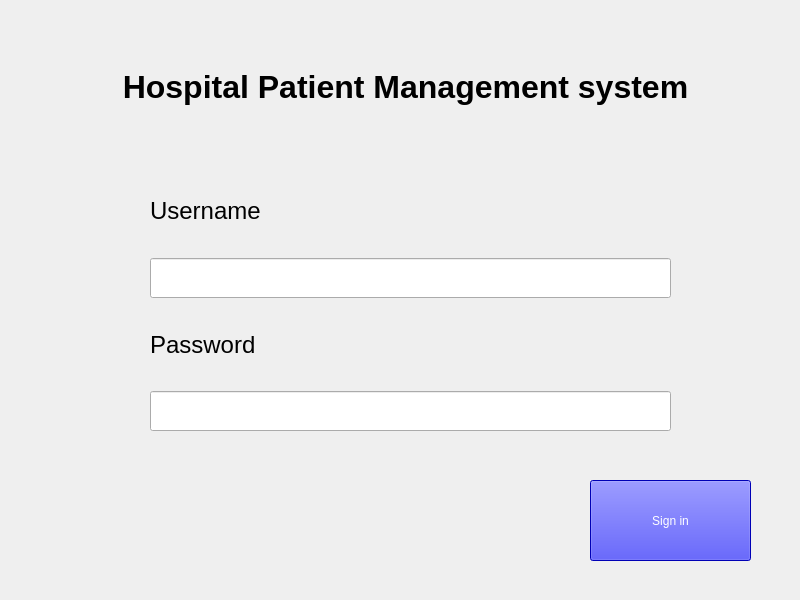
Before: the Qt Designer form login.ui in Nadahossam98/projectlab, drawn with Qt 5.
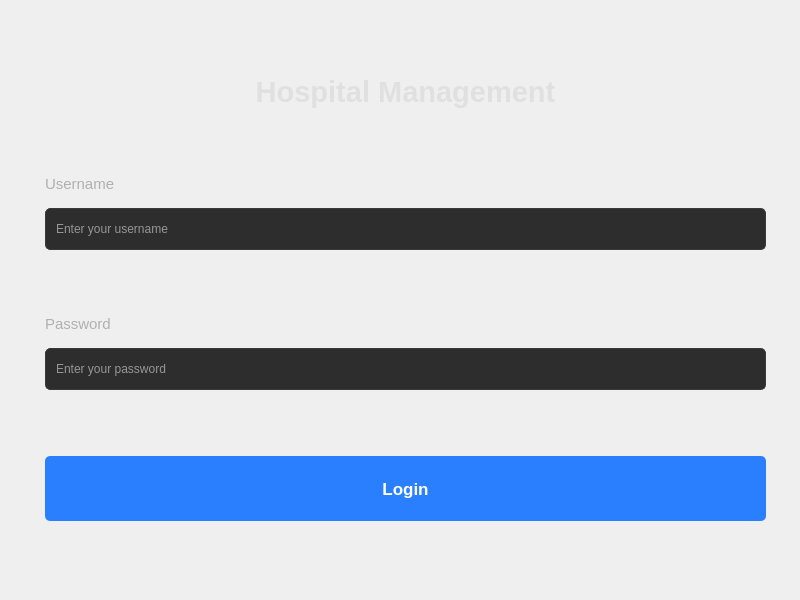
After: the same form once the commit is applied.

The edit to the form file:
```diff
--- a/login.ui
+++ b/login.ui
@@ -13,106 +13,219 @@
   <property name="windowTitle">
    <string>Login</string>
   </property>
-  <widget class="QLabel" name="label_3">
+  <property name="styleSheet">
+   <string notr="true">
+     /* Main window */
+     QMainWindow {
+       background-color: #1e1e1e;
+     }
+     
+     /* Labels */
+     QLabel {
+       color: #e0e0e0;
+     }
+     
+     /* Line edits */
+     QLineEdit {
+       background-color: #2d2d2d;
+       border: 1px solid #3a3a3a;
+       border-radius: 5px;
+       padding: 8px;
+       color: #ffffff;
+       selection-background-color: #3a6da4;
+     }
+     
+     QLineEdit:focus {
+       border: 1px solid #4a90d9;
+     }
+     
+     /* Push button */
+     QPushButton {
+       background-color: #2a7fff;
+       color: white;
+       border: none;
+       border-radius: 5px;
+       padding: 10px;
+       min-height: 45px;
+     }
+     
+     QPushButton:hover {
+       background-color: #3a8fff;
+     }
+     
+     QPushButton:pressed {
+       background-color: #1a6fe5;
+     }
+   </string>
+  </property>
+  <widget class="QWidget" name="centralwidget">
    <property name="geometry">
     <rect>
-     <x>50</x>
-     <y>60</y>
-     <width>711</width>
-     <height>53</height>
+     <x>20</x>
+     <y>0</y>
+     <width>771</width>
+     <height>596</height>
     </rect>
    </property>
-   <property name="font">
-    <font>
-     <pointsize>24</pointsize>
-     <bold>true</bold>
-    </font>
-   </property>
-   <property name="text">
-    <string>Hospital Patient Management system</string>
-   </property>
-   <property name="alignment">
-    <set>Qt::AlignmentFlag::AlignCenter</set>
-   </property>
-  </widget>
-  <widget class="QPushButton" name="loginButton">
-   <property name="geometry">
-    <rect>
-     <x>590</x>
-     <y>480</y>
-     <width>161</width>
-     <height>81</height>
-    </rect>
-   </property>
-   <property name="minimumSize">
-    <size>
-     <width>0</width>
-     <height>50</height>
-    </size>
-   </property>
-   <property name="styleSheet">
-    <string notr="true">background-color: blue; color: white;</string>
-   </property>
-   <property name="text">
-    <string>Sign in</string>
-   </property>
-  </widget>
-  <widget class="QWidget" name="">
-   <property name="geometry">
-    <rect>
-     <x>150</x>
-     <y>170</y>
-     <width>521</width>
-     <height>261</height>
-    </rect>
-   </property>
-   <layout class="QGridLayout" name="gridLayout">
-    <item row="3" column="0">
+   <layout class="QVBoxLayout" name="verticalLayout">
+    <property name="spacing">
+     <number>15</number>
+    </property>
+    <property name="margin" stdset="0">
+     <number>25</number>
+    </property>
+    <item>
+     <spacer name="topSpacer">
+      <property name="orientation">
+       <enum>Qt::Orientation::Vertical</enum>
+      </property>
+      <property name="sizeHint" stdset="0">
+       <size>
+        <width>20</width>
+        <height>30</height>
+       </size>
+      </property>
+     </spacer>
+    </item>
+    <item>
+     <widget class="QLabel" name="titleLabel">
+      <property name="font">
+       <font>
+        <pointsize>22</pointsize>
+        <bold>true</bold>
+       </font>
+      </property>
+      <property name="text">
+       <string>Hospital Management</string>
+      </property>
+      <property name="alignment">
+       <set>Qt::AlignmentFlag::AlignCenter</set>
+      </property>
+     </widget>
+    </item>
+    <item>
+     <spacer name="preFieldsSpacer">
+      <property name="orientation">
+       <enum>Qt::Orientation::Vertical</enum>
+      </property>
+      <property name="sizeHint" stdset="0">
+       <size>
+        <width>20</width>
+        <height>40</height>
+       </size>
+      </property>
+     </spacer>
+    </item>
+    <item>
+     <widget class="QLabel" name="usernameLabel">
+      <property name="font">
+       <font>
+        <pointsize>11</pointsize>
+       </font>
+      </property>
+      <property name="styleSheet">
+       <string notr="true">color: #b0b0b0;</string>
+      </property>
+      <property name="text">
+       <string>Username</string>
+      </property>
+     </widget>
+    </item>
+    <item>
+     <widget class="QLineEdit" name="usernameInput">
+      <property name="minimumSize">
+       <size>
+        <width>0</width>
+        <height>42</height>
+       </size>
+      </property>
+      <property name="placeholderText">
+       <string>Enter your username</string>
+      </property>
+     </widget>
+    </item>
+    <item>
+     <spacer name="betweenFieldsSpacer">
+      <property name="orientation">
+       <enum>Qt::Orientation::Vertical</enum>
+      </property>
+      <property name="sizeHint" stdset="0">
+       <size>
+        <width>20</width>
+        <height>20</height>
+       </size>
+      </property>
+     </spacer>
+    </item>
+    <item>
+     <widget class="QLabel" name="passwordLabel">
+      <property name="font">
+       <font>
+        <pointsize>11</pointsize>
+       </font>
+      </property>
+      <property name="styleSheet">
+       <string notr="true">color: #b0b0b0;</string>
+      </property>
+      <property name="text">
+       <string>Password</string>
+      </property>
+     </widget>
+    </item>
+    <item>
      <widget class="QLineEdit" name="passwordInput">
       <property name="minimumSize">
        <size>
         <width>0</width>
-        <height>40</height>
+        <height>42</height>
        </size>
       </property>
       <property name="echoMode">
        <enum>QLineEdit::EchoMode::Password</enum>
       </property>
+      <property name="placeholderText">
+       <string>Enter your password</string>
+      </property>
      </widget>
     </item>
-    <item row="1" column="0">
-     <widget class="QLineEdit" name="usernameInput">
-      <property name="minimumSize">
+    <item>
+     <spacer name="preButtonSpacer">
+      <property name="orientation">
+       <enum>Qt::Orientation::Vertical</enum>
+      </property>
+      <property name="sizeHint" stdset="0">
        <size>
-        <width>0</width>
-        <height>40</height>
+        <width>20</width>
+        <height>30</height>
        </size>
       </property>
-     </widget>
+     </spacer>
     </item>
-    <item row="0" column="0">
-     <widget class="QLabel" name="label">
+    <item>
+     <widget class="QPushButton" name="loginButton">
       <property name="font">
        <font>
-        <pointsize>18</pointsize>
+        <pointsize>13</pointsize>
+        <bold>true</bold>
        </font>
       </property>
       <property name="text">
-       <string>Username</string>
+       <string>Login</string>
       </property>
      </widget>
     </item>
-    <item row="2" column="0">
-     <widget class="QLabel" name="label_2">
-      <property name="font">
-       <font>
-        <pointsize>18</pointsize>
-       </font>
+    <item>
+     <spacer name="bottomSpacer">
+      <property name="orientation">
+       <enum>Qt::Orientation::Vertical</enum>
       </property>
-      <property name="text">
-       <string>Password</string>
+      <property name="sizeHint" stdset="0">
+       <size>
+        <width>20</width>
+        <height>30</height>
+       </size>
       </property>
-     </widget>
+     </spacer>
     </item>
    </layout>
   </widget>
```
Left out of the diff: 5 changed lines with no effect on the pictures.
